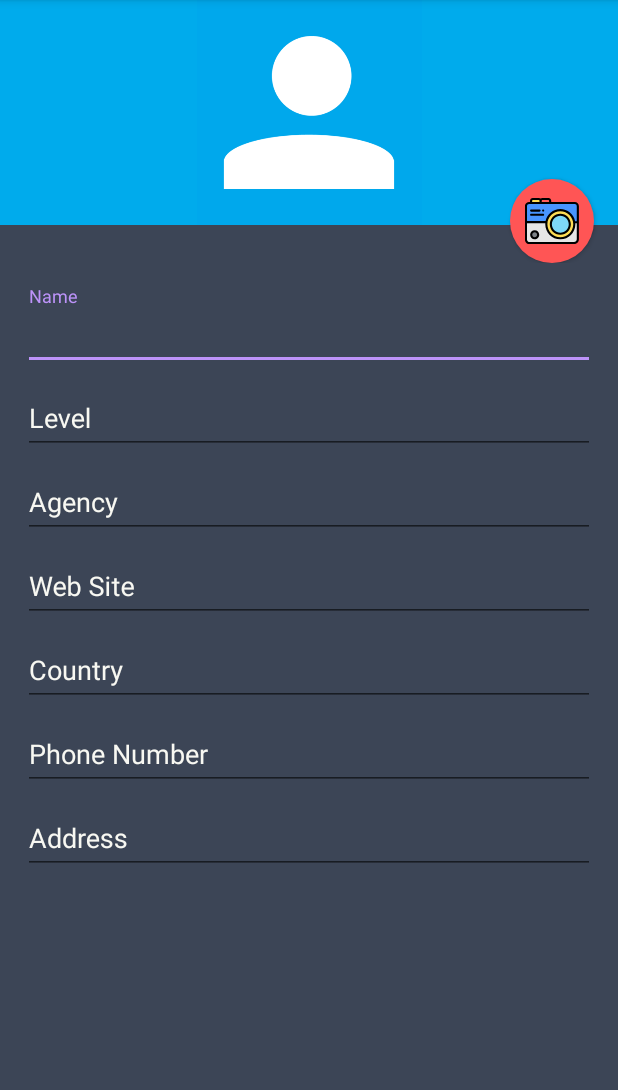
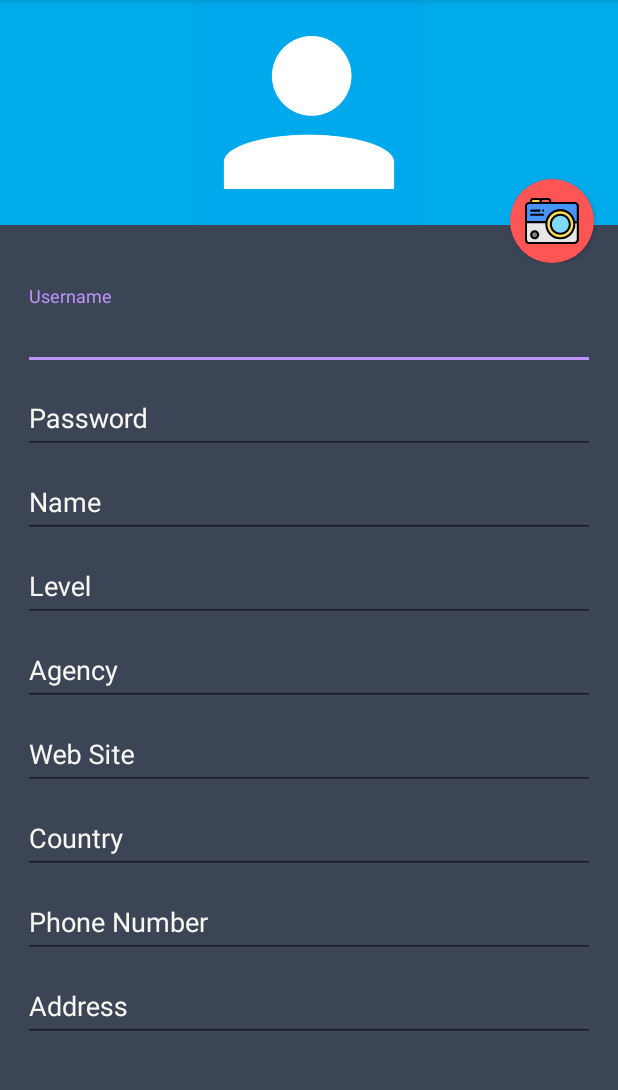
Before and after one commit to allanim/mad4124-xlambton, an Android app: the AgentFormActivity screen opened directly, with no data from a screen before it, after a tap on an icon or button, on a phone screen of 412 x 824 dp, the part 84-1174 px from its top. Run offline under Robolectric (Android 15) with nearby library versions, the light colour scheme and no system bars; 1 statement that could not run was skipped.

Commit message:
Add agent addition

```diff
--- a/app/src/main/java/ca/lambton/allan/xlambton/AgentFormActivity.java
+++ b/app/src/main/java/ca/lambton/allan/xlambton/AgentFormActivity.java
@@ -3,6 +3,7 @@ package ca.lambton.allan.xlambton;
 import android.app.Activity;
 import android.content.Intent;
 import android.net.Uri;
+import android.os.Build;
 import android.os.Bundle;
 import android.provider.MediaStore;
 import android.support.annotation.Nullable;
@@ -25,7 +26,6 @@ public class AgentFormActivity extends AppCompatActivity {
     private String photoPath;
 
     private AgentRepository repository;
-
     private AgentFormHelper helper;
 
     @Override
@@ -41,23 +41,32 @@ public class AgentFormActivity extends AppCompatActivity {
 
         Intent intent = getIntent();
         Agent agent = (Agent) intent.getSerializableExtra("agent");
+        if (agent != null) {
+            helper.fillForm(agent);
+        }
 
         // photo
         Button buttonFormPhoto = findViewById(R.id.button_form_photo);
         buttonFormPhoto.setOnClickListener(v -> {
             photoPath = getExternalFilesDir(null)
                     + "/" + System.currentTimeMillis() + ".jpg";
-            File filePhoto = new File(photoPath);
 
-            // photoUri
-            Uri photoUri = FileProvider.getUriForFile(AgentFormActivity.this,
-                    "ca.lambton.allan.xlambton.provider", filePhoto);
-
+            // action camera
             Intent intentCamera = new Intent(MediaStore.ACTION_IMAGE_CAPTURE);
-            intentCamera.putExtra(MediaStore.EXTRA_OUTPUT, photoUri);
-
+            intentCamera.putExtra(MediaStore.EXTRA_OUTPUT, converter(photoPath));
             startActivityForResult(intentCamera, CAMERA_CODE);
         });
+    }
+
+    private Uri converter(String filePath) {
+        File file = new File(filePath);
+
+        if (Build.VERSION.SDK_INT < 24) {
+            return Uri.fromFile(file);
+        } else {
+            return FileProvider.getUriForFile(this,
+                    "ca.lambton.allan.xlambton.provider", file);
+        }
     }
 
     @Override
@@ -82,8 +91,8 @@ public class AgentFormActivity extends AppCompatActivity {
     public boolean onOptionsItemSelected(MenuItem item) {
         switch (item.getItemId()) {
             case R.id.menu_form_ok:
+                if (helper.valid()) {
                     Agent agent = helper.getAgent();
-
                     if (agent.getId() == null) {
                         repository.insert(agent);
                     } else {
@@ -91,8 +100,9 @@ public class AgentFormActivity extends AppCompatActivity {
                     }
 
                     Toast.makeText(AgentFormActivity.this,
-                        "Student" + agent.getName() + " Saved", Toast.LENGTH_SHORT).show();
+                            "Saved Agent: " + agent.getName(), Toast.LENGTH_SHORT).show();
                     finish();
+                }
                 break;
         }
         return super.onOptionsItemSelected(item);
--- a/app/src/main/res/layout/activity_agent_form.xml
+++ b/app/src/main/res/layout/activity_agent_form.xml
@@ -46,6 +46,30 @@
                 android:layout_height="wrap_content">
 
                 <EditText
+                    android:id="@+id/username"
+                    android:layout_width="match_parent"
+                    android:layout_height="wrap_content"
+                    android:hint="Username"
+                    android:inputType="text" />
+            </android.support.design.widget.TextInputLayout>
+
+            <android.support.design.widget.TextInputLayout
+                android:layout_width="match_parent"
+                android:layout_height="wrap_content">
+
+                <EditText
+                    android:id="@+id/password"
+                    android:layout_width="match_parent"
+                    android:layout_height="wrap_content"
+                    android:hint="Password"
+                    android:inputType="textPassword" />
+            </android.support.design.widget.TextInputLayout>
+
+            <android.support.design.widget.TextInputLayout
+                android:layout_width="match_parent"
+                android:layout_height="wrap_content">
+
+                <EditText
                     android:id="@+id/name"
                     android:layout_width="match_parent"
                     android:layout_height="wrap_content"
@@ -61,7 +85,8 @@
                     android:id="@+id/level"
                     android:layout_width="match_parent"
                     android:layout_height="wrap_content"
-                    android:hint="Level" />
+                    android:hint="Level"
+                    android:inputType="text" />
             </android.support.design.widget.TextInputLayout>
 
             <android.support.design.widget.TextInputLayout
@@ -72,7 +97,8 @@
                     android:id="@+id/agency"
                     android:layout_width="match_parent"
                     android:layout_height="wrap_content"
-                    android:hint="Agency" />
+                    android:hint="Agency"
+                    android:inputType="text" />
             </android.support.design.widget.TextInputLayout>
 
             <android.support.design.widget.TextInputLayout
@@ -83,7 +109,8 @@
                     android:id="@+id/website"
                     android:layout_width="match_parent"
                     android:layout_height="wrap_content"
-                    android:hint="Web Site" />
+                    android:hint="Web Site"
+                    android:inputType="textUri" />
             </android.support.design.widget.TextInputLayout>
 
             <android.support.design.widget.TextInputLayout
@@ -94,7 +121,8 @@
                     android:id="@+id/country"
                     android:layout_width="match_parent"
                     android:layout_height="wrap_content"
-                    android:hint="Country" />
+                    android:hint="Country"
+                    android:inputType="text" />
             </android.support.design.widget.TextInputLayout>
 
             <android.support.design.widget.TextInputLayout
@@ -105,7 +133,8 @@
                     android:id="@+id/phone"
                     android:layout_width="match_parent"
                     android:layout_height="wrap_content"
-                    android:hint="Phone Number" />
+                    android:hint="Phone Number"
+                    android:inputType="phone" />
             </android.support.design.widget.TextInputLayout>
 
             <android.support.design.widget.TextInputLayout
@@ -116,7 +145,8 @@
                     android:id="@+id/address"
                     android:layout_width="match_parent"
                     android:layout_height="wrap_content"
-                    android:hint="Address" />
+                    android:hint="Address"
+                    android:inputType="text" />
             </android.support.design.widget.TextInputLayout>
         </LinearLayout>
 
--- a/app/src/main/res/values/strings.xml
+++ b/app/src/main/res/values/strings.xml
@@ -4,4 +4,6 @@
     <string name="search_agent">Search agent</string>
     <string name="agents_list">Agents List</string>
     <string name="title_agent_list">Agent List</string>
+
+    <string name="error_field_required">This field is required</string>
 </resources>
```
Also changed, not shown: app/src/main/java/ca/lambton/allan/xlambton/AgentFormHelper.java (+61 -1 lines). Lines whose indentation alone changed are shown as unchanged.
